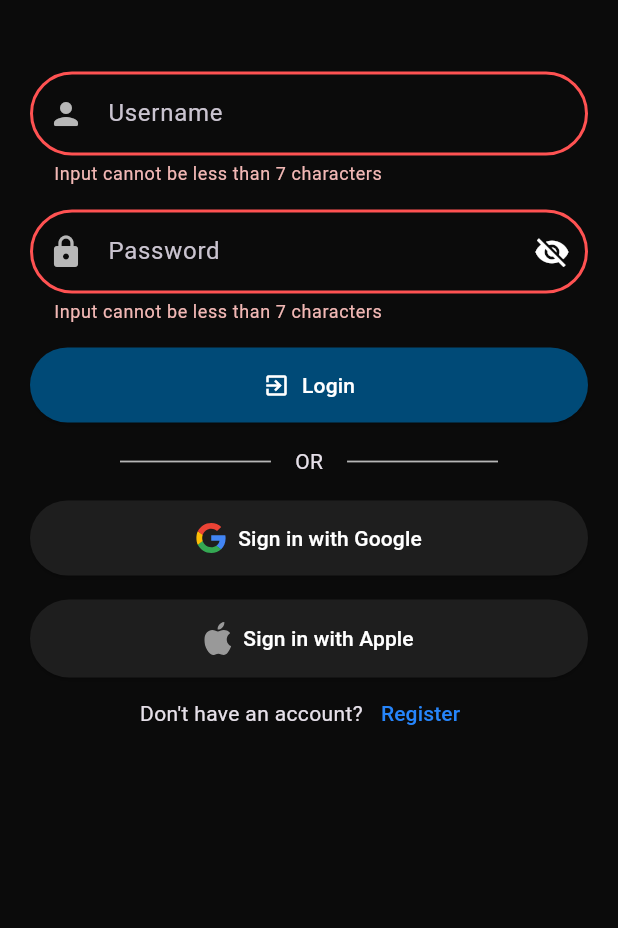
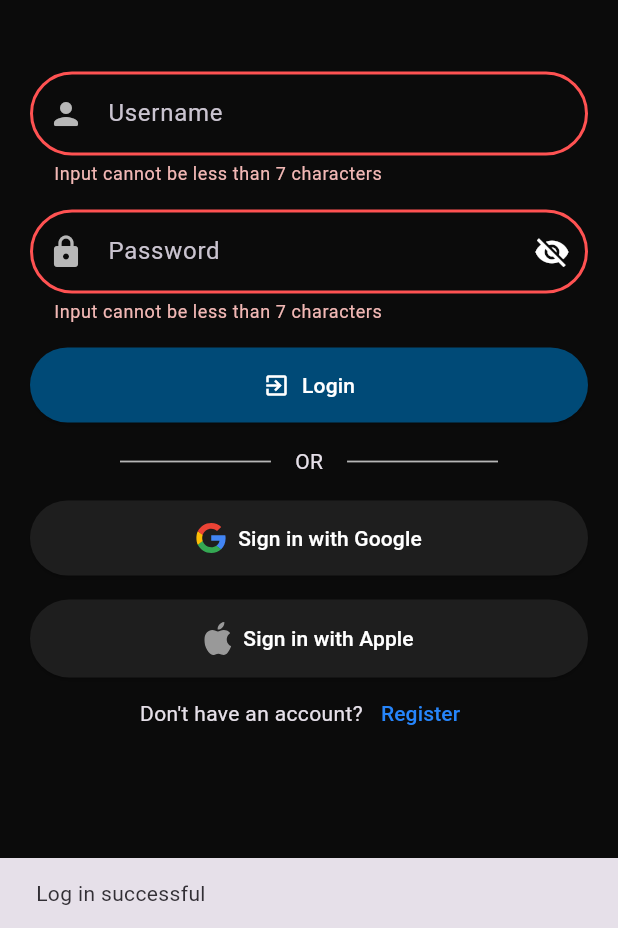
Before and after one commit to sarataha01/GDSC-Social-Media-App, a Flutter app: the screen it shows after launch, after a tap on "Login", on a phone screen of 412 x 824 dp, the part 308-1236 px from its top. Run offline on Flutter 3.47's test engine with Material 3 defaults, Android fonts, the phone set to English and light mode, and no system bars; our stand-ins replace cloud_firestore, dartz, firebase_auth, firebase_core, firebase_database, firebase_storage and 1 more; missing offline and left inert: photo_manager; accounts and stored records are empty.

Commit message:
login MVVM

```diff
--- a/lib/screens/login screen/components/divider.dart
+++ b/lib/core/components/divider.dart
@@ -1,6 +1,6 @@
 import 'package:flutter/material.dart';
 
-import '../../../core/constants/colors.dart';
+import '../constants/colors.dart';
 
 class MyDivider extends StatelessWidget {
   const MyDivider({super.key});
--- a/lib/core/utils/save_login.dart
+++ b/lib/core/utils/save_login.dart
@@ -1,8 +1,8 @@
 import 'package:firebase_auth/firebase_auth.dart';
 import 'package:flutter/material.dart';
 
+import '../../features/users_login/views/login_page.dart';
 import '../../screens/home screen/home_page.dart';
-import '../../screens/login screen/login_page.dart';
 
 class SaveLogin extends StatelessWidget {
   const SaveLogin({
--- /dev/null
+++ b/lib/features/users_login/data/repositories/users_login_repo.dart
@@ -0,0 +1,72 @@
+import 'package:cloud_firestore/cloud_firestore.dart';
+import 'package:dartz/dartz.dart';
+import 'package:firebase_auth/firebase_auth.dart';
+import 'package:flutter/material.dart';
+import 'package:gdsc_social_media_app/core/api_tools/failure.dart';
+import 'package:gdsc_social_media_app/features/users_login/data/repositories/users_login_repo_interface.dart';
+
+class UsersLoginRepo implements UsersLoginRepoInterface {
+  @override
+  Future<Either<Failure, void>> login(
+    BuildContext context,
+    GlobalKey<FormState> formKey,
+    TextEditingController usernameCTRL,
+    TextEditingController passCTRL,
+  ) async {
+    String password = passCTRL.text;
+    String username = usernameCTRL.text;
+
+    if (formKey.currentState!.validate()) {
+      try {
+        String foundEmail = await getEmail(username);
+
+        if (foundEmail == 'No email found' ||
+            foundEmail == 'Error occurred' ||
+            foundEmail == 'Email not available') {
+          return Left(Failure(foundEmail));
+        }
+
+        await FirebaseAuth.instance.signInWithEmailAndPassword(
+          email: foundEmail,
+          password: password,
+        );
+        if (context.mounted) {
+          Navigator.pushNamed(context, '/Homepage');
+        }
+        return const Right(null);
+      } catch (error) {
+        if (context.mounted) {
+          ScaffoldMessenger.of(context).showSnackBar(
+            const SnackBar(content: Text('Invalid username/password')),
+          );
+        }
+        debugPrint('Error: ${error.toString()}');
+        return Left(Failure('Invalid username/password'));
+      }
+    }
+
+    return Left(Failure('Form validation error'));
+  }
+
+  @override
+  Future<String> getEmail(String username) async {
+    try {
+      final collection = FirebaseFirestore.instance.collection('users');
+      final query =
+          await collection.where('username', isEqualTo: username).get();
+
+      if (query.docs.isNotEmpty) {
+        final userDocument = query.docs.first;
+        debugPrint('found username');
+        return userDocument.get('email') ?? 'Email not available';
+      } else {
+        debugPrint('not found username');
+
+        return 'No email found';
+      }
+    } catch (e) {
+      debugPrint('Error fetching username: $e');
+      return 'Error occurred';
+    }
+  }
+}
--- /dev/null
+++ b/lib/features/users_login/view_models/users_login_view_model.dart
@@ -0,0 +1,54 @@
+import 'package:dartz/dartz.dart';
+import 'package:flutter/cupertino.dart';
+
+import '../../../core/api_tools/failure.dart';
+import '../data/repositories/users_login_repo_interface.dart';
+
+class UsersLoginViewModel extends ChangeNotifier {
+  bool _isLoading = false;
+  Failure? _failure;
+
+  final UsersLoginRepoInterface _repository;
+
+  UsersLoginViewModel(this._repository);
+
+  bool get isLoading => _isLoading;
+  Failure? get failure => _failure;
+
+  void _setLoading(bool value) {
+    _isLoading = value;
+    notifyListeners();
+  }
+
+  void _setFailure(Failure? value) {
+    _failure = value;
+    notifyListeners();
+  }
+
+  Future<void> logIn(
+    BuildContext context,
+    GlobalKey<FormState> formKey,
+    TextEditingController usernameCTRL,
+    TextEditingController passCTRL,
+  ) async {
+    _setLoading(true);
+
+    final Either<Failure, void> result = await _repository.login(
+      context,
+      formKey,
+      usernameCTRL,
+      passCTRL,
+    );
+
+    result.fold(
+      (failure) {
+        _setFailure(failure);
+      },
+      (_) {
+        _setFailure(null);
+      },
+    );
+
+    _setLoading(false);
+  }
+}
--- /dev/null
+++ b/lib/features/users_login/views/components/login_form.dart
@@ -0,0 +1,87 @@
+import 'package:flutter/material.dart';
+import 'package:gdsc_social_media_app/features/users_login/view_models/users_login_view_model.dart';
+import 'package:provider/provider.dart';
+
+import '../../../../core/constants/colors.dart';
+import '../../../../core/utils/validators.dart';
+import '../../../../core/widgets/custom_button.dart';
+import '../../../../core/widgets/custom_input_field.dart';
+
+class MyLoginForm extends StatefulWidget {
+  const MyLoginForm({super.key});
+
+  @override
+  State<MyLoginForm> createState() => _MyFormState();
+}
+
+class _MyFormState extends State<MyLoginForm> {
+  final TextEditingController passCTRL = TextEditingController();
+  final TextEditingController usernameCTRL = TextEditingController();
+  bool obscure = true;
+  final _formKey = GlobalKey<FormState>();
+
+  @override
+  Widget build(BuildContext context) {
+    return Consumer<UsersLoginViewModel>(
+      builder: (context, viewModel, _) {
+        return Form(
+          key: _formKey,
+          child: Column(
+            children: [
+              const SizedBox(height: 48),
+              InputField(
+                  controller: usernameCTRL,
+                  prefix: const Icon(Icons.person_rounded),
+                  hintText: 'Username',
+                  validator: (String? input) =>
+                      Validators.checkLengthValidator(input, 7)),
+              const SizedBox(height: 16),
+              InputField(
+                controller: passCTRL,
+                obscureText: obscure,
+                prefix: const Icon(Icons.lock_rounded),
+                suffix: IconButton(
+                  onPressed: () {
+                    setState(() {
+                      obscure = !obscure;
+                    });
+                  },
+                  icon: obscure
+                      ? const Icon(Icons.visibility_off)
+                      : const Icon(Icons.visibility),
+                ),
+                hintText: 'Password',
+                validator: (String? input) =>
+                    Validators.checkLengthValidator(input, 7),
+              ),
+              const SizedBox(height: 16),
+              CustomButton(
+                text: viewModel.isLoading ? 'Logging In...' : 'Login',
+                icon: Icons.exit_to_app,
+                color: ColorApp.buttonColor,
+                textColor: ColorApp.secondaryText,
+                onPressed: () {
+                  if (!viewModel.isLoading) {
+                    viewModel.logIn(context, _formKey, usernameCTRL, passCTRL);
+                    if (viewModel.failure == null) {
+                      Future.delayed(const Duration(seconds: 1), () {
+                        ScaffoldMessenger.of(context).showSnackBar(
+                            const SnackBar(content: Text('Log in successful')));
+                      });
+                    } else {
+                      Future.delayed(const Duration(seconds: 1), () {
+                        ScaffoldMessenger.of(context).showSnackBar(
+                          SnackBar(content: Text(viewModel.failure.toString())),
+                        );
+                      });
+                    }
+                  }
+                },
+              ),
+            ],
+          ),
+        );
+      },
+    );
+  }
+}
--- a/lib/screens/login screen/components/other_login_options.dart
+++ b/lib/features/users_login/views/components/other_login_options.dart
@@ -1,9 +1,9 @@
 import 'package:flutter/material.dart';
 import 'package:flutter_svg/svg.dart';
 
-import '../../../core/constants/asset_data.dart';
-import '../../../core/constants/colors.dart';
-import '../../../core/widgets/custom_button.dart';
+import '../../../../core/constants/asset_data.dart';
+import '../../../../core/constants/colors.dart';
+import '../../../../core/widgets/custom_button.dart';
 
 class LoginOptions extends StatelessWidget {
   const LoginOptions({super.key});
--- a/lib/screens/login screen/components/register.dart
+++ b/lib/features/users_login/views/components/register.dart
@@ -1,6 +1,6 @@
 import 'package:flutter/material.dart';
 
-import '../../../core/constants/colors.dart';
+import '../../../../core/constants/colors.dart';
 
 class Register extends StatelessWidget {
   const Register({super.key});
--- a/lib/features/users_signup/views/signup_page.dart
+++ b/lib/features/users_signup/views/signup_page.dart
@@ -2,9 +2,9 @@ import 'package:flutter/material.dart';
 import 'package:flutter_svg/svg.dart';
 
 import '../../../core/components/app_name.dart';
+import '../../../core/components/divider.dart';
 import '../../../core/constants/asset_data.dart';
 import '../../../core/constants/colors.dart';
-import '../../../screens/login screen/components/divider.dart';
 import 'components/other_signup_options.dart';
 import 'components/signup_form.dart';
 
--- a/lib/main.dart
+++ b/lib/main.dart
@@ -1,12 +1,14 @@
 import 'package:firebase_core/firebase_core.dart';
 import 'package:flutter/material.dart';
+import 'package:gdsc_social_media_app/features/users_login/data/repositories/users_login_repo.dart';
+import 'package:gdsc_social_media_app/features/users_login/view_models/users_login_view_model.dart';
+import 'package:gdsc_social_media_app/features/users_login/views/login_page.dart';
 import 'package:gdsc_social_media_app/features/users_signup/data/repositories/users_signup_repo.dart';
 import 'package:gdsc_social_media_app/features/users_signup/view_models/users_signup_view_model.dart';
 import 'package:gdsc_social_media_app/firebase_options.dart';
 import 'package:gdsc_social_media_app/providers/message_provider.dart';
 import 'package:gdsc_social_media_app/screens/add%20post%20screen/add_post_screen.dart';
 import 'package:gdsc_social_media_app/screens/chat%20screen/chat_page.dart';
-import 'package:gdsc_social_media_app/screens/login%20screen/login_page.dart';
 import 'package:gdsc_social_media_app/screens/messages%20screen/messages_people_list_page.dart';
 import 'package:gdsc_social_media_app/screens/post%20screen/opened_posted_screen.dart';
 import 'package:provider/provider.dart';
@@ -38,6 +40,9 @@ class App extends StatelessWidget {
         ChangeNotifierProvider(
           create: (_) => UsersSignupViewModel(UsersSignupRepo()),
         ),
+        ChangeNotifierProvider(
+          create: (_) => UsersLoginViewModel(UsersLoginRepo()),
+        ),
       ],
       child: MaterialApp(
         debugShowCheckedModeBanner: false,
--- a/lib/screens/login screen/components/login_form.dart
+++ /dev/null
@@ -1,77 +0,0 @@
-import 'package:flutter/material.dart';
-
-import '../../../core/constants/colors.dart';
-import '../../../core/utils/validators.dart';
-import '../../../core/widgets/custom_button.dart';
-import '../../../core/widgets/custom_input_field.dart';
-import '../../../services/login_service.dart';
-
-class MyLoginForm extends StatefulWidget {
-  const MyLoginForm({super.key});
-
-  @override
-  State<MyLoginForm> createState() => _MyFormState();
-}
-
-class _MyFormState extends State<MyLoginForm> {
-  final TextEditingController passCTRL = TextEditingController();
-  final TextEditingController usernameCTRL = TextEditingController();
-  bool obscure = true;
-  final _formKey = GlobalKey<FormState>();
-
-  @override
-  Widget build(BuildContext context) {
-    return Form(
-      key: _formKey,
-      child: Column(children: [
-        const SizedBox(
-          height: 48,
-        ),
-        InputField(
-          controller: usernameCTRL,
-          prefix: const Icon(
-            Icons.person_rounded,
-          ),
-          hintText: 'Username',
-          validator: (String? input) =>
-              Validators.checkLengthValidator(input, 7),
-        ),
-        const SizedBox(
-          height: 16,
-        ),
-        InputField(
-          controller: passCTRL,
-          obscureText: obscure,
-          prefix: const Icon(
-            Icons.lock_rounded,
-          ),
-          suffix: IconButton(
-            onPressed: () {
-              setState(() {
-                obscure = !obscure;
-              });
-            },
-            icon: obscure
-                ? const Icon(Icons.visibility_off)
-                : const Icon(Icons.visibility),
-          ),
-          hintText: 'Password',
-          validator: (String? input) =>
-              Validators.checkLengthValidator(input, 7),
-        ),
-        const SizedBox(
-          height: 16,
-        ),
-        CustomButton(
-          text: 'Login',
-          icon: Icons.exit_to_app,
-          color: ColorApp.buttonColor,
-          textColor: ColorApp.secondaryText,
-          onPressed: () {
-            LoginService.login(context, _formKey, usernameCTRL, passCTRL);
-          },
-        ),
-      ]),
-    );
-  }
-}
--- a/lib/services/login_service.dart
+++ /dev/null
@@ -1,32 +0,0 @@
-import 'package:firebase_auth/firebase_auth.dart';
-import 'package:flutter/material.dart';
-import 'package:gdsc_social_media_app/services/user_services.dart';
-
-class LoginService {
-  static Future<void> login(
-    BuildContext context,
-    GlobalKey<FormState> formKey,
-    TextEditingController usernameCTRL,
-    TextEditingController passCTRL,
-  ) async {
-    String password = passCTRL.text;
-    String username = usernameCTRL.text;
-
-    if (formKey.currentState!.validate()) {
-      String foundEmail = await UserServices.getEmail(username);
-      FirebaseAuth.instance
-          .signInWithEmailAndPassword(email: foundEmail, password: password)
-          .then((onValue) {
-        ScaffoldMessenger.of(context).showSnackBar(
-          const SnackBar(content: Text('Log in successful')),
-        );
-        Navigator.pushNamed(context, '/Homepage');
-      }).catchError((error) {
-        ScaffoldMessenger.of(context).showSnackBar(
-          const SnackBar(content: Text('Invalid username/password')),
-        );
-        debugPrint('Error: ${error.toString()}');
-      });
-    }
-  }
-}
```
Also changed, not shown: lib/features/users_login/data/repositories/users_login_repo_interface.dart (added, +14 -0 lines), lib/features/users_login/views/login_page.dart (renamed from lib/screens/login screen/login_page.dart, +4 -4 lines), lib/features/users_signup/views/components/signup_form.dart (+30 -56 lines), lib/services/signup_service.dart (deleted, +0 -40 lines), lib/services/user_services.dart (+0 -41 lines).
